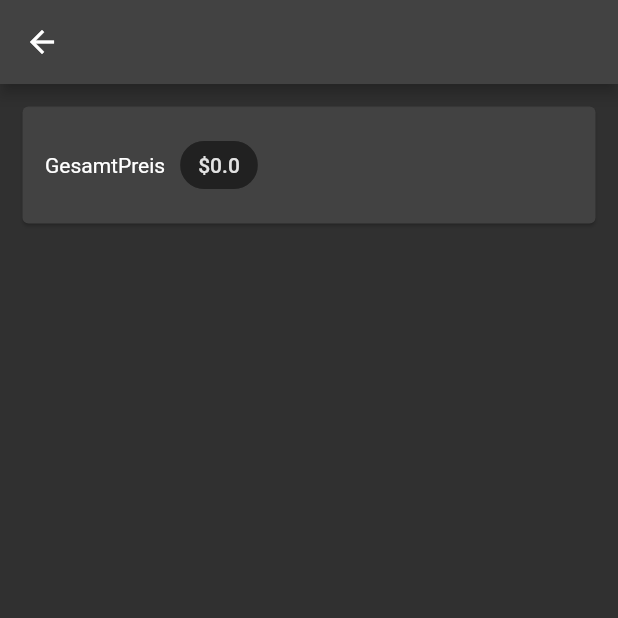
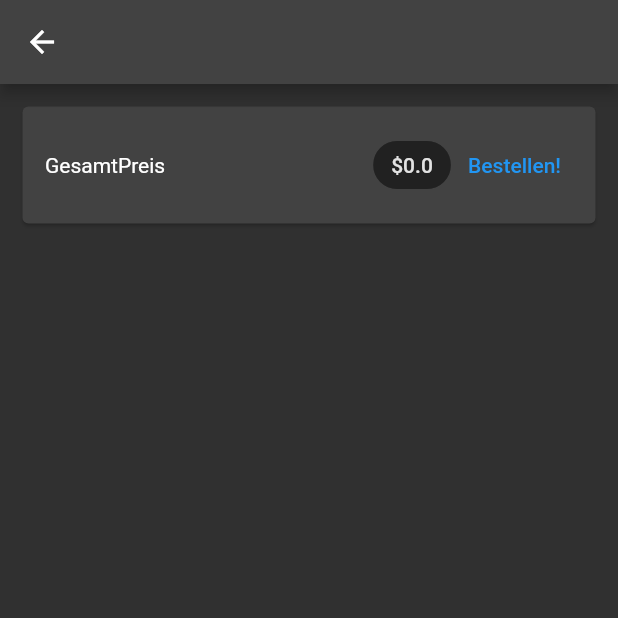
Before and after one commit to stephanxiayu/ShoppingAppBeispiel, a Flutter app: the CartScreen screen opened by its route, on a phone screen of 412 x 824 dp, the top half of it. Run offline on Flutter 3.47's test engine with Material 2 defaults, Android fonts, the light colour scheme and no system bars; network calls fail.

Commit message:
Changes to be committed: 	modified:   lib/Screens/cart_screen.dart 	new file:   lib/Widgets/cart_item.dart

```diff
--- a/lib/Screens/cart_screen.dart
+++ b/lib/Screens/cart_screen.dart
@@ -1,6 +1,7 @@
 import 'package:flutter/material.dart';
 import 'package:provider/provider.dart';
-import 'package:shopappfebruar/provider/card.dart';
+import 'package:shopappfebruar/provider/card.dart' show Cart;
+import '../Widgets/cart_item.dart';
 
 class CartScreen extends StatelessWidget {
   const CartScreen({Key? key}) : super(key: key);
@@ -11,18 +12,22 @@ static const routeName='/cart';
     return Scaffold(
       appBar: AppBar(),
       body: Column(children: [
-        Card(margin: EdgeInsets.all(15),
+        Card(margin:const EdgeInsets.all(15),
           child: Padding(
-            padding: EdgeInsets.all(15),
-            child: Row(
+            padding:const EdgeInsets.all(15),
+            child: Row(mainAxisAlignment: MainAxisAlignment.spaceBetween,
               children: [
-                  Text('GesamtPreis'),
-                  SizedBox(width: 10,),
-                  Chip(label: Text('\$${cart.totalAmount}'), backgroundColor:Colors.grey.shade900 ,)
+                const  Text('GesamtPreis'),
+         const     Spacer(),
+                  Chip(label: Text('\$${cart.totalAmount}'), backgroundColor:Colors.grey.shade900 ,),
+                 TextButton(onPressed: (){}, child:const Text(' Bestellen!'))
               ],
             ),
           ),
-        )
+        ),
+      const  SizedBox(height: 10,)
+      ,
+      Expanded(child: ListView.builder(itemCount: cart.itemCount,itemBuilder: (context, i)=> CartItem(id: cart.items.values.toList()[i].id, title: cart.items.values.toList()[i].title, quantity: cart.items.values.toList()[i].quantity, price: cart.items.values.toList()[i].price),))
       ]),
     );
   }
```
Also changed, not shown: lib/Widgets/cart_item.dart (added, +38 -0 lines).
